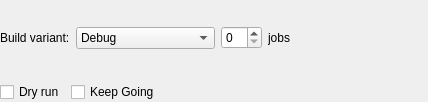
qt-creator/qt-creator, file src/plugins/qbsprojectmanager/qbsbuildstepconfigwidget.ui: the form before one commit.
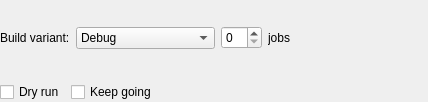
The form after the commit.

Diff of the .ui file:
```diff
--- a/src/plugins/qbsprojectmanager/qbsbuildstepconfigwidget.ui
+++ b/src/plugins/qbsprojectmanager/qbsbuildstepconfigwidget.ui
@@ -89,7 +89,7 @@
      <item>
       <widget class="QCheckBox" name="keepGoingCheckBox">
        <property name="text">
-        <string>Keep Going</string>
+        <string>Keep going</string>
        </property>
       </widget>
      </item>
```
